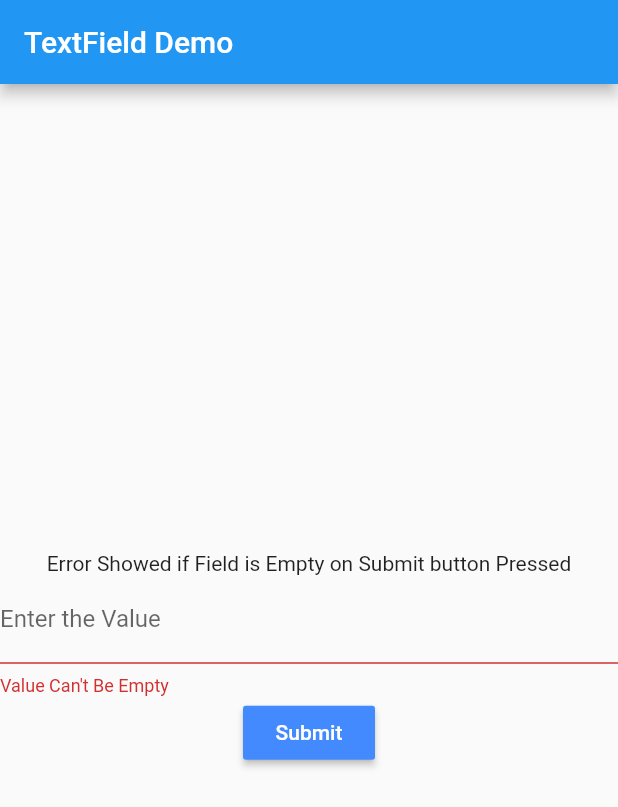
After one commit to saiful2396/to_do, a Flutter app: the MyHomePage screen opened directly, after a tap on "Submit", on a phone screen of 412 x 824 dp. The commit adds this screen. Shown: the top 807 px of the screen. Run offline on Flutter 3.47's test engine with Material 2 defaults, Android fonts, the phone set to English and light mode, and no system bars.

Commit message:
addd picture

```diff
--- a/lib/main.dart
+++ b/lib/main.dart
@@ -11,6 +11,7 @@ class MyApp extends StatelessWidget {
     return ChangeNotifierProvider(
       builder: (context) => TaskData(),
       child: MaterialApp(
+        debugShowCheckedModeBanner: false,
         theme: ThemeData(
           primarySwatch: Colors.blue,
           visualDensity: VisualDensity.adaptivePlatformDensity,
--- /dev/null
+++ b/lib/test.dart
@@ -0,0 +1,51 @@
+import 'package:flutter/material.dart';
+
+void main() => runApp(MyApp());
+
+class MyApp extends StatelessWidget {
+  @override
+  Widget build(BuildContext context) {
+    return MaterialApp(
+      home: MyHomePage(),
+    );
+  }
+}
+
+class MyHomePage extends StatefulWidget {
+  @override
+  MyHomePageState createState() {
+    return new MyHomePageState();
+  }
+}
+
+class MyHomePageState extends State<MyHomePage> {
+  final _text = TextEditingController( );
+  bool _validate = false;
+
+  @override
+  void dispose() {
+    _text.dispose( );
+    super.dispose( );
+  }
+
+  @override
+  Widget build(BuildContext context) {
+    return Scaffold( appBar: AppBar( title: Text( 'TextField Demo' ), ),
+      body: Center( child: Column( mainAxisAlignment: MainAxisAlignment.center,
+        children: <Widget>[
+          Text( 'Error Showed if Field is Empty on Submit button Pressed' ),
+          TextField(
+            controller: _text, decoration: InputDecoration(
+            labelText: 'Enter the Value',
+            errorText: _validate ? 'Value Can\'t Be Empty' : null, ), ),
+          RaisedButton( onPressed: () {
+            setState( () {
+              _text.text.isEmpty ? _validate = true : _validate = false;
+            } );
+          },
+            child: Text( 'Submit' ),
+            textColor: Colors.white,
+            color: Colors.blueAccent, )
+        ], ), ), );
+  }
+}
```
Also changed, not shown: srcpicture/todo.png (added), srcpicture/todo1.png (added), srcpicture/todo2.png (added), srcpicture/todo3.png (added).
